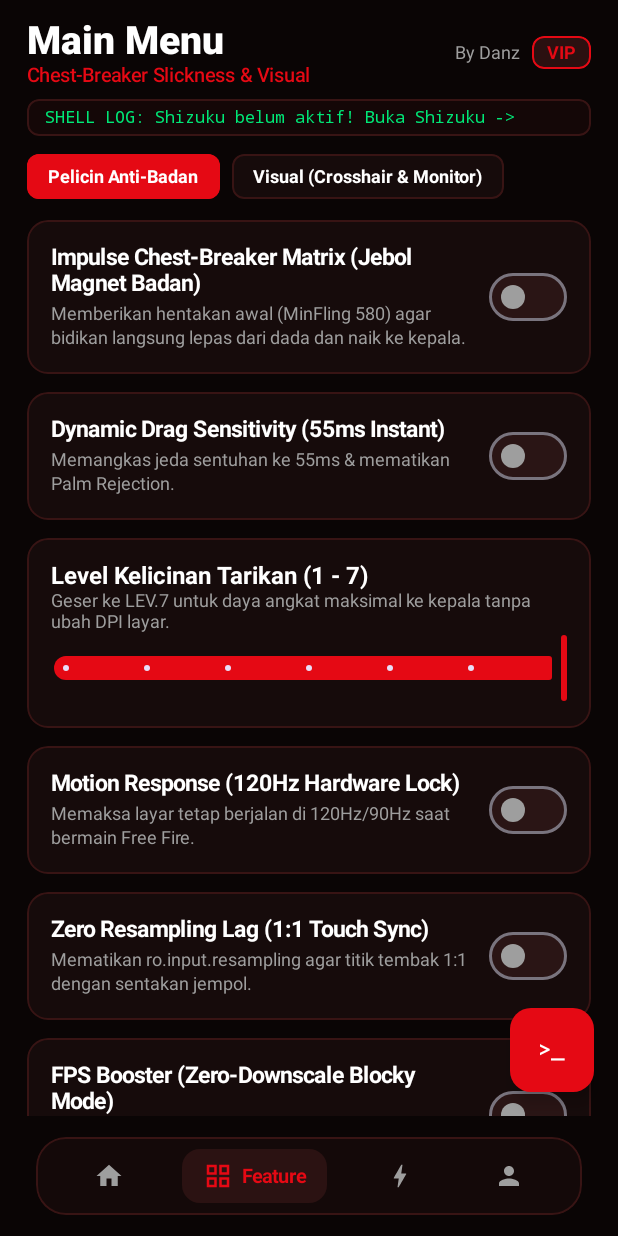
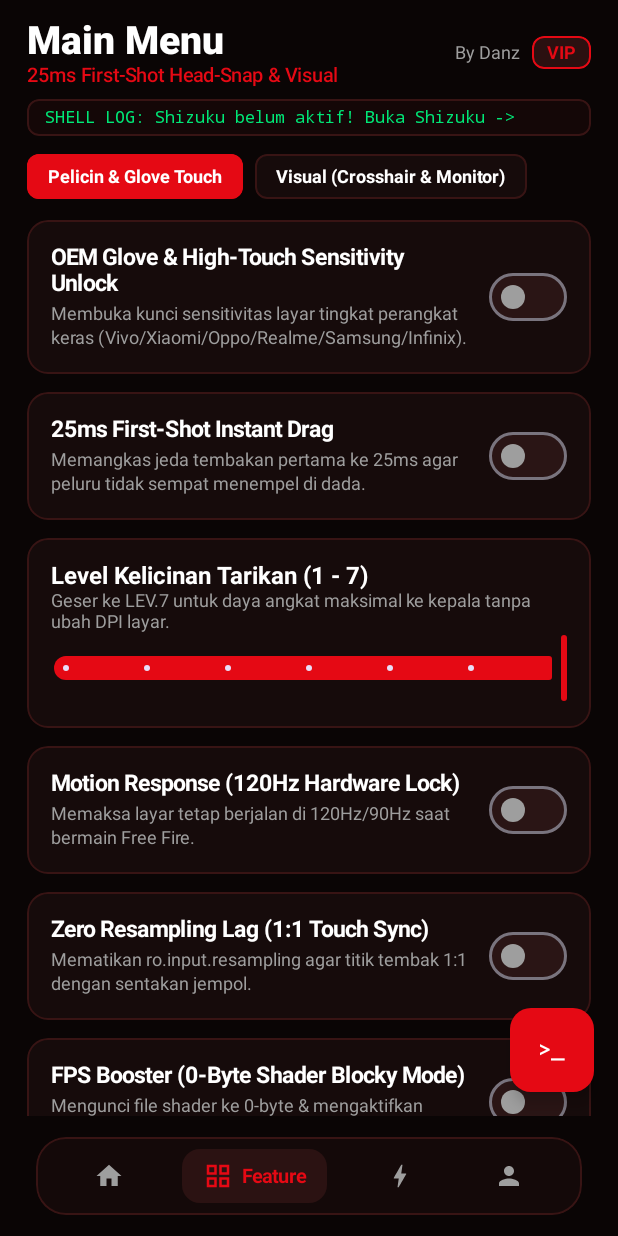
Before and after one commit to proyekwildan62-stack/DANZ-VORTEX, an Android app built with Jetpack Compose: the composable MainDashboard called with empty values, after a tap on "Feature", on a phone screen of 412 x 824 dp. Run offline under Robolectric (Android 15) with nearby library versions, the phone set to English and light mode, and no system bars; libraries missing offline, so code that uses them is left out: rikka.shizuku; 3 statements that could not run were skipped; 3 other taps on this screen came first.

Commit message:
Update UI text and feature descriptions in MainActivity

```diff
--- a/app/src/main/java/com/danz/vortex/MainActivity.kt
+++ b/app/src/main/java/com/danz/vortex/MainActivity.kt
@@ -555,16 +555,16 @@ fun MainDashboard(role: String, hwid: String, onLogout: () -> Unit) {
                             text = when (currentTab) {
                                 0 -> "Home"
                                 1 -> "Main Menu"
-                                2 -> "Vortex XIT"
+                                2 -> "Vortex XIT V9"
                                 else -> "Key Manager"
                             },
                             color = Color.White, fontSize = 26.sp, fontWeight = FontWeight.ExtraBold
                         )
                         Text(
                             text = when (currentTab) {
-                                0 -> "Direct XIT Data Injector & Grafik MC"
-                                1 -> "Chest-Breaker Slickness & Visual"
-                                2 -> "High Features (100% KEPALA / BADAN 0)"
+                                0 -> "0-Byte Shader MC & In-Game Keeper Daemon"
+                                1 -> "25ms First-Shot Head-Snap & Visual"
+                                2 -> "High Features (Auto-Keeper Nempel Pala)"
                                 else -> "1 Key 1 Device & Reseller Panel"
                             },
                             color = CrimsonRed, fontSize = 13.sp, fontWeight = FontWeight.SemiBold
@@ -645,20 +645,25 @@ fun HomeTabScreen(context: Context, onRun: (() -> String) -> Unit) {
     val detectedFF = remember { VortexShellEngine.getInstalledFFPackage(context) }
 
     LazyColumn(verticalArrangement = Arrangement.spacedBy(12.dp)) {
-        // PANEL INJECT XIT DATA PERSIS VIDEO (TANPA FLOATING PANEL!)
+        // PANEL XIT DATA INJECTOR + IN-GAME AUTO-KEEPER DAEMON
         item {
             Column(
                 modifier = Modifier.fillMaxWidth().clip(RoundedCornerShape(16.dp)).background(CardDark)
                     .border(1.5.dp, CrimsonRed, RoundedCornerShape(16.dp)).padding(16.dp)
             ) {
-                Text("DANZVORTEX XIT DATA INJECTOR (NO FLOATING)", color = CrimsonRed, fontWeight = FontWeight.ExtraBold, fontSize = 15.sp)
+                Text("DANZVORTEX XIT DATA + IN-GAME DAEMON V9", color = CrimsonRed, fontWeight = FontWeight.ExtraBold, fontSize = 15.sp)
                 Spacer(modifier = Modifier.height(6.dp))
                 Text(
-                    text = if (xitInjected) "● STATUS: 100% XIT DATA INJECTED ($detectedFF)" else "● STATUS: READY TO INJECT ($detectedFF)",
+                    text = if (xitInjected) "● STATUS: DAEMON AKTIF & LOCKED ($detectedFF)" else "● STATUS: READY TO INJECT ($detectedFF)",
                     color = if (xitInjected) Color(0xFF00E676) else TextGray,
                     fontSize = 12.sp,
                     fontFamily = FontFamily.Monospace,
                     fontWeight = FontWeight.Bold
+                )
+                Text(
+                    text = "Menjaga sensitivitas 25ms First-Shot & Glove Touch tetap menyala setiap 2.5 detik di dalam Free Fire agar tidak di-reset HP!",
+                    color = TextGray,
+                    fontSize = 11.sp
                 )
                 Spacer(modifier = Modifier.height(12.dp))
                 Button(
@@ -671,7 +676,7 @@ fun HomeTabScreen(context: Context, onRun: (() -> String) -> Unit) {
                     modifier = Modifier.fillMaxWidth().height(46.dp),
                     shape = RoundedCornerShape(8.dp)
                 ) {
-                    Text("INJECT XIT DATA (KEPALA 100% / BADAN 0)", color = Color.White, fontWeight = FontWeight.ExtraBold, fontSize = 12.sp)
+                    Text("INJECT XIT DATA + START KEEPER DAEMON", color = Color.White, fontWeight = FontWeight.ExtraBold, fontSize = 12.sp)
                 }
                 Spacer(modifier = Modifier.height(8.dp))
                 OutlinedButton(
@@ -683,7 +688,7 @@ fun HomeTabScreen(context: Context, onRun: (() -> String) -> Unit) {
                     modifier = Modifier.fillMaxWidth().height(42.dp),
                     shape = RoundedCornerShape(8.dp)
                 ) {
-                    Text("RESTORE DATA (NORMAL)", color = TextGray, fontWeight = FontWeight.Bold, fontSize = 12.sp)
+                    Text("STOP DAEMON & RESTORE NORMAL", color = TextGray, fontWeight = FontWeight.Bold, fontSize = 12.sp)
                 }
             }
         }
@@ -699,14 +704,14 @@ fun HomeTabScreen(context: Context, onRun: (() -> String) -> Unit) {
                 Spacer(modifier = Modifier.height(6.dp))
                 EnvRow("Shizuku UID 2000", if (shizukuGranted) "GRANTED (100% WORK)" else "NOT BOUND (TAP >_)")
                 Spacer(modifier = Modifier.height(6.dp))
-                EnvRow("Resolution Mode", "100% Native Sharp (Zero Downscale)")
+                EnvRow("Shader MC Engine", "0-Byte Hash Truncate + Global ANGLE")
             }
         }
 
         item {
             ToggleFeatureCard(
-                title = "Chest-Breaker Slickness (Anti-Nempel Badan)",
-                subtitle = "Memberikan daya angkat vertikal (MinFling 580) agar tembakan langsung lepas dari dada & naik ke kepala.",
+                title = "25ms First-Shot Head-Snap (Anti-Nempel Badan)",
+                subtitle = "Memangkas jeda tembakan pertama ke 25ms + MinFling 800 agar peluru pertama langsung lompat ke kepala.",
                 checked = tacticalRec,
                 onCheckedChange = {
                     tacticalRec = it
@@ -727,10 +732,10 @@ fun HomeTabScreen(context: Context, onRun: (() -> String) -> Unit) {
                     verticalAlignment = Alignment.CenterVertically
                 ) {
                     Column(modifier = Modifier.weight(1f).padding(end = 12.dp)) {
-                        Text("Danz Game Space (Tekstur Balok Zero-Downscale)", color = Color.White, fontWeight = FontWeight.ExtraBold, fontSize = 16.sp)
+                        Text("Danz Game Space (Grafik MC 0-Byte Shader Lock)", color = Color.White, fontWeight = FontWeight.ExtraBold, fontSize = 16.sp)
                         Spacer(modifier = Modifier.height(4.dp))
                         Text(
-                            "100% TANPA DOWNSCALE! Otomatis menghapus layar buram & mengunci ANGLE + Mipmap Cache 0MB pada balok Free Fire.",
+                            "Mengosongkan isi file shader di UnityShaderCache menjadi 0-byte & mengunci chmod 444 + Global ANGLE=1 (100% Tanpa Downscale!).",
                             color = TextGray, fontSize = 11.sp, lineHeight = 15.sp
                         )
                     }
@@ -747,9 +752,9 @@ fun HomeTabScreen(context: Context, onRun: (() -> String) -> Unit) {
 
                 Spacer(modifier = Modifier.height(10.dp))
                 val presets = listOf(
-                    Triple(1, "Mode 1: ROG / PC Pure Native (No Downscale)", "Hapus Blur Downscale + SkiaGL 120FPS"),
-                    Triple(2, "Mode 2: ANGLE Driver Blocky (No Downscale)", "Single-Package ANGLE Driver + Lock UnityShaderCache"),
-                    Triple(3, "Mode 3: Full Flat Blocky + Zero Mipmap (No Downscale)", "ANGLE + Texture Pool 0MB (Tampilan 100% Tajam)")
+                    Triple(1, "Mode 1: 0-Byte Shader Truncate + Native GL", "Kosongkan File Shader Hash ke 0-Byte + chmod 444"),
+                    Triple(2, "Mode 2: Global ANGLE=1 + 0-Byte Shader Lock", "Paksa All-ANGLE ON + Kunci File Shader 0-Byte"),
+                    Triple(3, "Mode 3: FULL BLOCKY MC V9 (Zero Texture Pool)", "Global ANGLE=1 + 0-Byte Shader Hash + 0MB GPU Cache")
                 )
 
                 presets.forEach { (modeId, title, desc) ->
@@ -855,7 +860,7 @@ fun FeatureTabScreen(context: Context, onRun: (() -> String) -> Unit) {
 
     Column {
         Row(horizontalArrangement = Arrangement.spacedBy(8.dp)) {
-            listOf("Pelicin Anti-Badan", "Visual (Crosshair & Monitor)").forEachIndexed { idx, title ->
+            listOf("Pelicin & Glove Touch", "Visual (Crosshair & Monitor)").forEachIndexed { idx, title ->
                 Box(
                     modifier = Modifier.clip(RoundedCornerShape(8.dp))
                         .background(if (subTab == idx) CrimsonRed else CardDark)
@@ -872,8 +877,8 @@ fun FeatureTabScreen(context: Context, onRun: (() -> String) -> Unit) {
             LazyColumn(verticalArrangement = Arrangement.spacedBy(12.dp)) {
                 item {
                     ToggleFeatureCard(
-                        title = "Impulse Chest-Breaker Matrix (Jebol Magnet Badan)",
-                        subtitle = "Memberikan hentakan awal (MinFling 580) agar bidikan langsung lepas dari dada dan naik ke kepala.",
+                        title = "OEM Glove & High-Touch Sensitivity Unlock",
+                        subtitle = "Membuka kunci sensitivitas layar tingkat perangkat keras (Vivo/Xiaomi/Oppo/Realme/Samsung/Infinix).",
                         checked = sensGameLab,
                         onCheckedChange = {
                             sensGameLab = it
@@ -884,8 +889,8 @@ fun FeatureTabScreen(context: Context, onRun: (() -> String) -> Unit) {
                 }
                 item {
                     ToggleFeatureCard(
-                        title = "Dynamic Drag Sensitivity (55ms Instant)",
-                        subtitle = "Memangkas jeda sentuhan ke 55ms & mematikan Palm Rejection.",
+                        title = "25ms First-Shot Instant Drag",
+                        subtitle = "Memangkas jeda tembakan pertama ke 25ms agar peluru tidak sempat menempel di dada.",
                         checked = dynSens,
                         onCheckedChange = {
                             dynSens = it
@@ -940,8 +945,8 @@ fun FeatureTabScreen(context: Context, onRun: (() -> String) -> Unit) {
                 }
                 item {
                     ToggleFeatureCard(
-                        title = "FPS Booster (Zero-Downscale Blocky Mode)",
-                        subtitle = "Mengosongkan Texture Cache GPU tanpa membuat layar buram.",
+                        title = "FPS Booster (0-Byte Shader Blocky Mode)",
+                        subtitle = "Mengunci file shader ke 0-byte & mengaktifkan Global ANGLE tanpa downscale.",
                         checked = fpsBooster,
                         onCheckedChange = {
                             fpsBooster = it
@@ -1137,14 +1142,14 @@ fun VortexHighTabScreen(context: Context, onRun: (() -> String) -> Unit) {
 
     val vortexFeatures = remember {
         mutableStateListOf(
-            Triple("DRAG HS (CHEAT) [XIT BADAN: 0]", "Injeksi XIT Y-Axis Multiplier 2.85 + MinFling 580 agar tembakan langsung melompat dari dada ke kepala.", prefs.getBoolean("vf_0", false)),
-            Triple("AIMLOCK (CHEAT) [NEMPEL PALA]", "Mengunci ChestMagnetOverride = 0.0 & HeadLockFactor = 1.0 langsung ke folder config Free Fire.", prefs.getBoolean("vf_1", false)),
-            Triple("Headtick 99% [XIT INJECT]", "Meningkatkan akurasi recoil dan mengunci pengereman vertikal di area kepala (Safe No Root).", prefs.getBoolean("vf_2", false)),
-            Triple("AimDrag [CHEST-BREAKER PACK]", "Paket lengkap XIT Data + 55ms tap delay + Scroll Friction 0.004 agar tidak nyangkut di badan.", prefs.getBoolean("vf_3", false)),
+            Triple("DRAG HS (CHEAT) [25ms FIRST-SHOT SNAP]", "Injeksi 25ms First-Shot Lift + MinFling 800 + Keeper Daemon agar peluru pertama langsung lompat dari dada ke kepala.", prefs.getBoolean("vf_0", false)),
+            Triple("AIMLOCK (CHEAT) [AUTO-KEEPER PALA]", "Menjaga suntikan XIT HeadLock tetap menyala setiap 2.5 detik di background agar tidak bisa di-reset sistem HP.", prefs.getBoolean("vf_1", false)),
+            Triple("Headtick 99% [GLOVE TOUCH UNLOCK]", "Membuka kunci OEM Glove Touch / High-Sensitivity Mode + mengunci pengereman vertikal di area kepala.", prefs.getBoolean("vf_2", false)),
+            Triple("AimDrag [CHEST-BREAKER V9 PACK]", "Paket lengkap XIT Data + 25ms tap delay + Scroll Friction 0.0025 agar tidak nyangkut di badan.", prefs.getBoolean("vf_3", false)),
             Triple("Controller Recoil [NO SHAKE]", "Menstabilkan getaran input sentuhan beruntun agar peluru lurus di satu titik kepala.", prefs.getBoolean("vf_4", false)),
             Triple("Aim Tracking 95%", "Kalibrasi respons sentuhan 1:1 untuk mengikuti musuh lari tanpa jeda.", prefs.getBoolean("vf_5", false)),
             Triple("Stabilizer Head [SG2 / UMP / M1887]", "Khusus SG2 & SMG di Training Ground: memutus magnet dada dan mengunci red-dot di kepala.", prefs.getBoolean("vf_6", false)),
-            Triple("Headlock VIP [FIFO REALTIME 99]", "Aktifkan Android Fixed Performance Mode + chrt 99 Real-Time pada proses Free Fire.", prefs.getBoolean("vf_7", false))
+            Triple("Headlock VIP [FIFO REALTIME 99]", "Aktifkan Android Fixed Performance Mode + taskset Big CPU Cores pada proses Free Fire.", prefs.getBoolean("vf_7", false))
         )
     }
 
```
